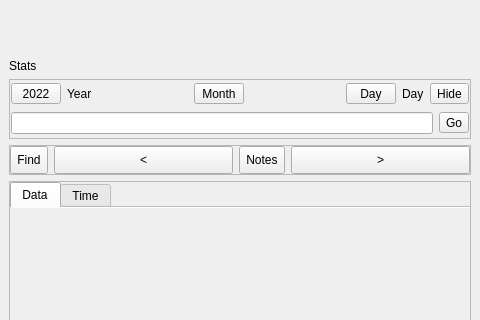
ic005k/Knot-Legacy, file mainwindow.ui: the form before one commit; both pictures show x 0 to 480 and y 176 to 496 of the 480 by 629 pixel window.
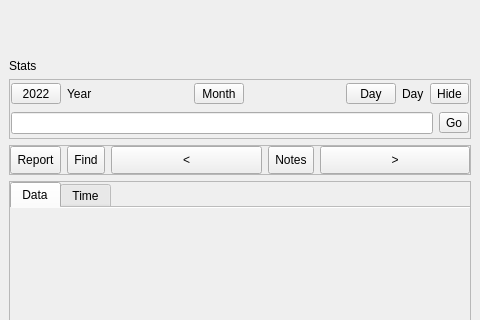
The form after the commit. Icons and pictures are not drawn.

Patch:
```diff
--- a/mainwindow.ui
+++ b/mainwindow.ui
@@ -263,11 +263,28 @@
        </property>
        <item row="0" column="0">
         <layout class="QHBoxLayout" name="horizontalLayout_2">
+         <item>
+          <widget class="QToolButton" name="btnReport">
+           <property name="minimumSize">
+            <size>
+             <width>28</width>
+             <height>28</height>
+            </size>
+           </property>
+           <property name="text">
+            <string>Report</string>
+           </property>
+           <property name="icon">
+            <iconset resource="src.qrc">
+             <normaloff>:/src/report.png</normaloff>:/src/report.png</iconset>
+           </property>
+          </widget>
+         </item>
          <item>
           <widget class="QToolButton" name="btnFind">
            <property name="minimumSize">
             <size>
-             <width>0</width>
+             <width>28</width>
              <height>28</height>
             </size>
            </property>
```
